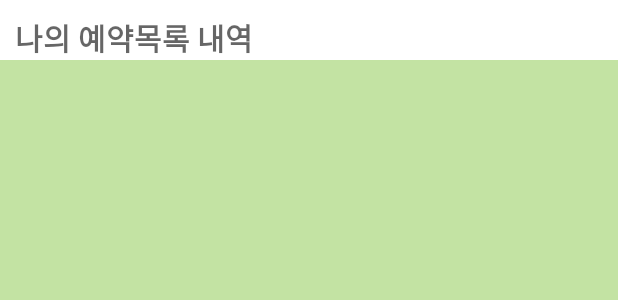
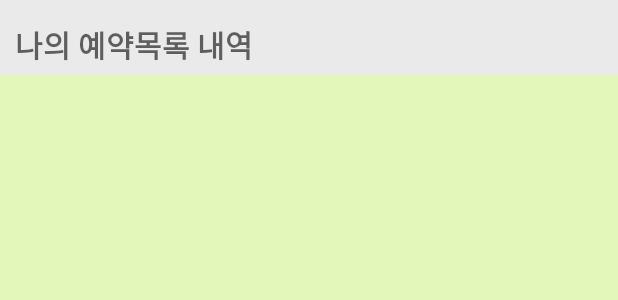
Before and after one commit to lenter85/AnimalClinicNew2, an Android app: the layout fragment_reservation_list.xml on its own in the app's theme, with its tools: preview values and no code run, on a phone screen of 412 x 824 dp. Shown: the top 300 px of the screen. Run offline under Robolectric (Android 15) with nearby library versions, the phone set to English and light mode, and no system bars.

Commit message:
준식 수정

```diff
--- a/app/src/main/res/layout/fragment_reservation_list.xml
+++ b/app/src/main/res/layout/fragment_reservation_list.xml
@@ -3,18 +3,19 @@
     android:layout_width="match_parent"
     android:layout_height="match_parent"
     tools:context="com.example.myapplication.diary.ReservationListFragment"
-    android:background="#c3e3a3">
+    android:background="#E4F7BA">
 
     <!-- TODO: Update blank fragment layout -->
 
     <LinearLayout
         android:orientation="horizontal"
         android:layout_width="match_parent"
-        android:layout_height="40dp"
+        android:layout_height="50dp"
         android:layout_alignParentTop="true"
         android:layout_centerHorizontal="true"
-        android:background="#ffffff"
-        android:id="@+id/linearLayout10">
+        android:background="#EAEAEA"
+        android:id="@+id/linearLayout10"
+        android:gravity="center_vertical">
 
         <LinearLayout
             android:orientation="horizontal"
@@ -52,7 +53,7 @@
         android:layout_alignParentStart="false"
         android:layout_margin="0dp"
         android:dividerHeight="15dp"
-        android:divider="#c3e3a3"
+        android:divider="#E4F7BA"
         android:padding="15dp"
         android:choiceMode="none" />
 </RelativeLayout>
```
Also changed, not shown: app/src/main/res/layout/fragment_diary.xml (+5 -3 lines), app/src/main/res/drawable/add_btn.png (added).
